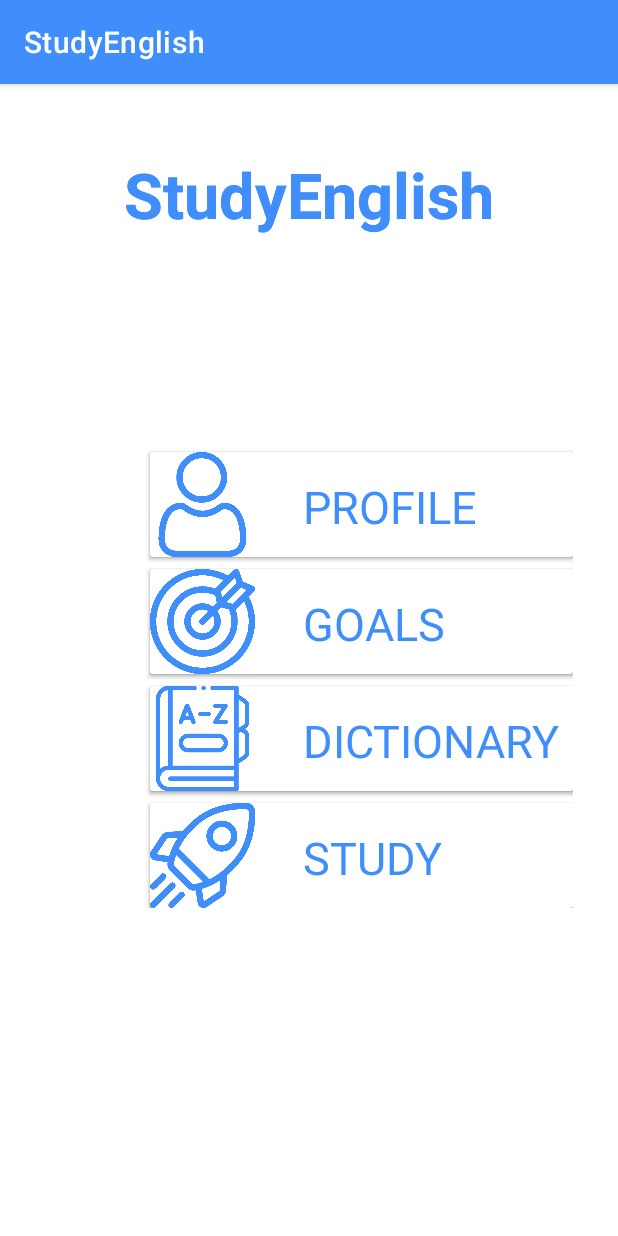
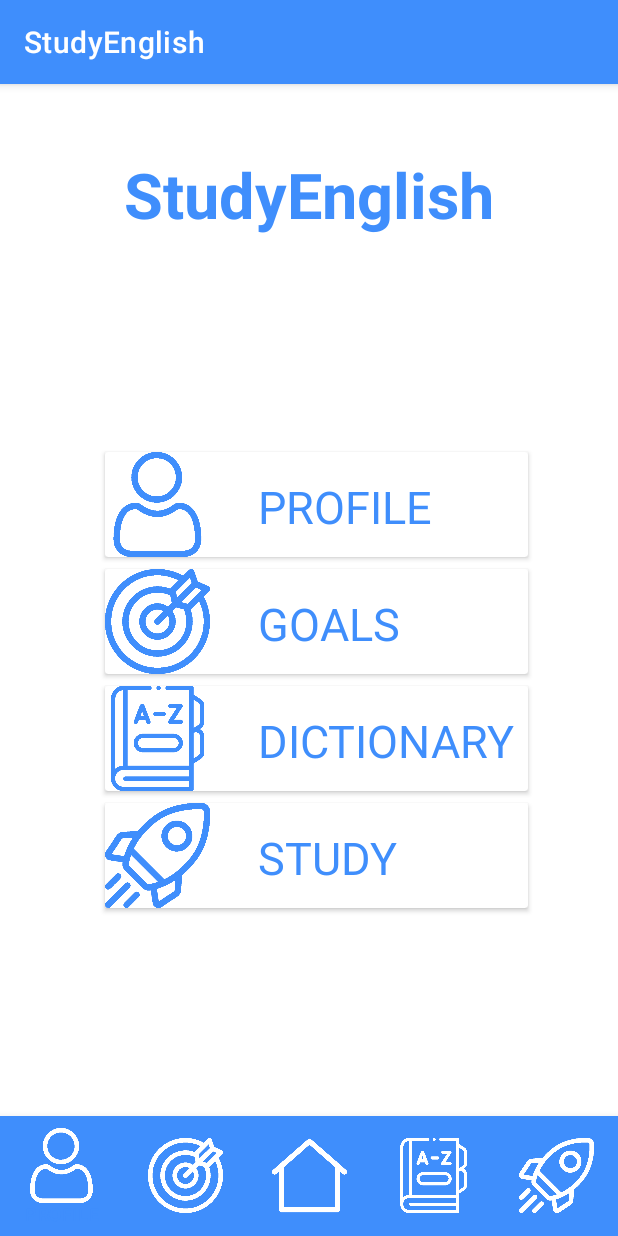
Before and after one commit to thedellyllama/StudyEnglish, an Android app: the screen it shows after launch (MainActivity), on a phone screen of 412 x 824 dp. Run offline under Robolectric (Android 15) with nearby library versions, the phone set to English and light mode, and no system bars; our stand-ins replace navigation-ui.

Commit message:
navigation bar functionality added

```diff
--- a/app/src/main/java/com/del/studyenglish1/MainActivity.java
+++ b/app/src/main/java/com/del/studyenglish1/MainActivity.java
@@ -1,47 +1,73 @@
 package com.del.studyenglish1;
 
+import androidx.annotation.NonNull;
+import androidx.annotation.Nullable;
 import androidx.appcompat.app.AppCompatActivity;
+import androidx.fragment.app.Fragment;
+import androidx.fragment.app.FragmentManager;
+import androidx.fragment.app.FragmentTransaction;
 import androidx.navigation.NavController;
+import androidx.navigation.NavDestination;
 import androidx.navigation.Navigation;
+import androidx.navigation.ui.NavigationUI;
 
 import android.os.Bundle;
+import android.view.MenuItem;
+import android.view.View;
 
-public class MainActivity extends AppCompatActivity {//implements Page5.Page5Listener {
-    private Page4 page4;
-    private Page5 page5;
-    //private Page5_1 page5_1;
+import com.google.android.material.bottomnavigation.BottomNavigationView;
+import com.google.android.material.navigation.NavigationBarView;
+
+public class MainActivity extends AppCompatActivity {
+    private BottomNavigationView bottomNavigationView;
+    private FragmentManager fm;
+    private Fragment fragment;
 
     @Override
-    protected void onCreate(Bundle savedInstanceState) {
+    protected void onCreate(@Nullable Bundle savedInstanceState) {
         super.onCreate(savedInstanceState);
         setContentView(R.layout.activity_main);
-        //NavController navController = Navigation.findNavController(this, R.id.nav_host_fragment);
-        //NavController navController = Navigation.findNavController(this, R.id.nav_host_fragment_container);
 
-        //NavigationUI.setupWithNavController(bottomNavigationView, navController);
+        BottomNavigationView bottomNavigationView = findViewById(R.id.bottomNavigationView);
+        bottomNavigationView.setOnNavigationItemSelectedListener(navListener);
 
-
-        page5 = new Page5();
-        page4 = new Page4();
-        /** page5_1 = new Page5_1();**/
-
-        getSupportFragmentManager().beginTransaction()
-                //.add(R.id.nav_host_fragment, page5)
-                .add(R.id.nav_host_fragment, page4)
-                .commit();
+        //if statement keeps fragment if device is rotated
+        if (savedInstanceState == null) {
+            getSupportFragmentManager().beginTransaction()
+                    .replace(R.id.nav_host_fragment, new Page4())
+                    .commit();
+        }
     }
 
-        /**
-   // @Override
-   // public void onLevelSelected(String level) {
-        //page5_1 = new Page5_1();
-        //page5.nextPage();
-        /FragmentTransaction fragmentTransaction = getSupportFragmentManager().beginTransaction();
-        fragmentTransaction.replace(R.id.container, page5_1)
-                .commit();
-        //page5_1.updateTextView(level);
-        */
+    private BottomNavigationView.OnNavigationItemSelectedListener navListener =
+            new BottomNavigationView.OnNavigationItemSelectedListener() {
 
+                @Override
+                public boolean onNavigationItemSelected(@NonNull MenuItem item) {
+                    Fragment selectedFragment = null;
 
+                    switch (item.getItemId()) {
+                        case R.id.nav_page4:
+                            selectedFragment = new Page4();
+                            break;
+                        case R.id.nav_page5:
+                            selectedFragment = new Page5();
+                            break;
+                        case R.id.nav_page6:
+                            selectedFragment = new Page6();
+                            break;
+                        case R.id.nav_page7:
+                            selectedFragment = new Page7();
+                            break;
+                        case R.id.nav_page8:
+                            selectedFragment = new Page8();
+                            break;
+                    }
+                    getSupportFragmentManager().beginTransaction()
+                            .replace(R.id.nav_host_fragment, selectedFragment)
+                            .commit();
 
+                    return true;
+                }
+            };
 }
--- a/app/src/main/res/layout/activity_main.xml
+++ b/app/src/main/res/layout/activity_main.xml
@@ -6,40 +6,29 @@
     android:layout_height="match_parent"
     tools:context=".MainActivity">
 
-    <androidx.fragment.app.FragmentContainerView
+    <FrameLayout
         android:id="@+id/nav_host_fragment"
         android:name="androidx.navigation.fragment.NavHostFragment"
-        android:layout_width="wrap_content"
-        android:layout_height="wrap_content"
+        android:layout_width="match_parent"
+        android:layout_height="match_parent"
         app:layout_constraintEnd_toEndOf="parent"
         app:layout_constraintStart_toStartOf="parent"
         app:layout_constraintTop_toTopOf="parent"
-
-        app:defaultNavHost="true"
-        app:navGraph="@navigation/navigation_graph"
-
-         />
-        <!--
-        android:name="androidx.navigation.fragment.NavHostFragment"
-        android:name="androidx.navigation.fragment.NavHostFragment"
-    app:layout_constraintBottom_toTopOf="@id/bottomNavigationView"
-            android:defaultNavHost="true"
+        android:layout_above="@+id/bottomNavigationView"
+        />
 
 
-    -->
-<!--
     <com.google.android.material.bottomnavigation.BottomNavigationView
         android:id="@+id/bottomNavigationView"
-        android:layout_width="0dp"
-        android:layout_height="wrap_content"
-        app:backgroundTint="@color/writing_blue"
+        android:layout_width="match_parent"
+        android:layout_height="80dp"
+        app:backgroundTint="@color/blue_app"
         app:itemIconSize="50dp"
-        app:itemIconTint="@color/nav_color"
-        app:labelVisibilityMode="unlabeled"
+        app:itemIconTint="@color/white"
         app:layout_constraintBottom_toBottomOf="parent"
         app:layout_constraintEnd_toEndOf="parent"
         app:layout_constraintStart_toStartOf="parent"
-        app:menu="@menu/bottom_nav_menu" />-->
+        app:menu="@menu/navigation_menu" />
 
 
 </androidx.constraintlayout.widget.ConstraintLayout>
```
